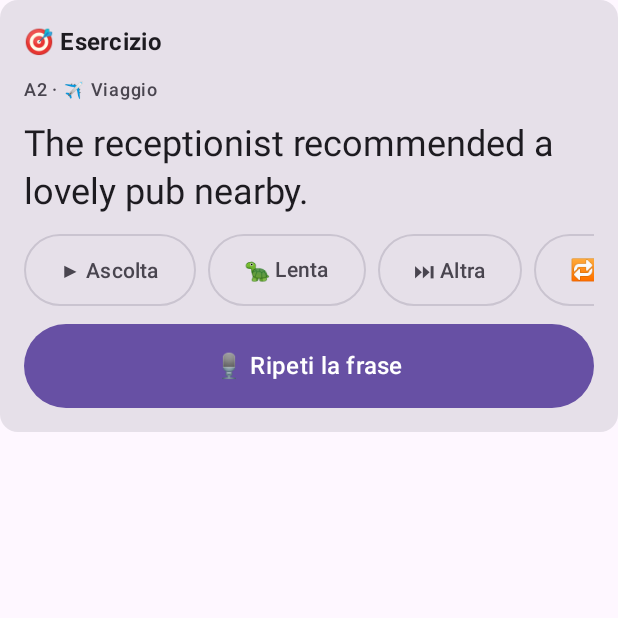
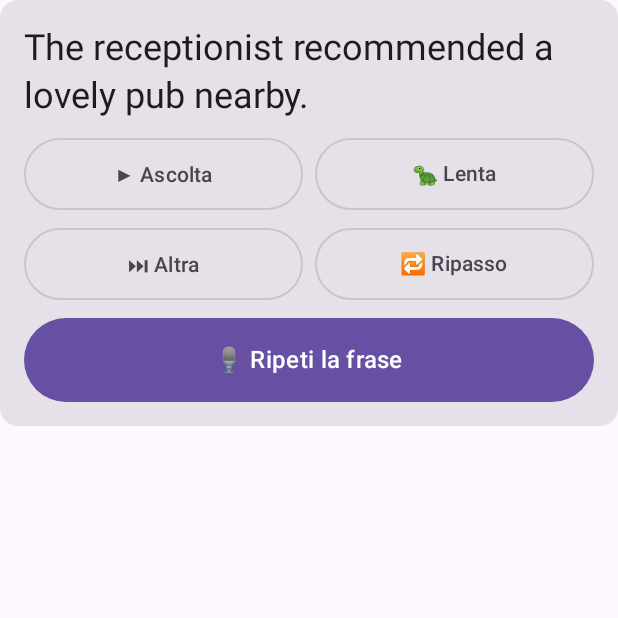
Before and after one commit to garsal1971/garsal-apps-public, an Android app built with Jetpack Compose: the composable Esercizio called with empty values, on a phone screen of 412 x 824 dp, the top half of it. Run offline under Robolectric (Android 15) with nearby library versions, the phone set to English and light mode, and no system bars.

Commit message:
ui: Pronuncia v1.14.0 — via i titoli, pulsanti su due righe
Co-Authored-By: Claude Opus 5.5 <noreply@anthropic.com>
Claude-Session: https://claude.ai/code/session_014wZfwF8TuVTDp3tqzw3Gj2

```diff
--- a/android-app/pronuncia/app/build.gradle
+++ b/android-app/pronuncia/app/build.gradle
@@ -19,8 +19,8 @@ android {
         applicationId "com.garsal.pronuncia"
         minSdk 26
         targetSdk 36
-        versionCode 14
-        versionName "1.13.0"
+        versionCode 15
+        versionName "1.14.0"
 
         // ⚠️ Solo arm64: lo Speech SDK di Azure si porta dentro le librerie native
         // per quattro ABI, e tenerle tutte vorrebbe dire un APK tre volte più
--- a/android-app/pronuncia/app/src/main/java/com/garsal/pronuncia/ui/Esercizio.kt
+++ b/android-app/pronuncia/app/src/main/java/com/garsal/pronuncia/ui/Esercizio.kt
@@ -178,35 +178,33 @@ fun Esercizio(parole: Boolean, livello: String?, tema: String?) {
 
     Card(Modifier.fillMaxWidth()) {
         Column(Modifier.padding(16.dp), verticalArrangement = Arrangement.spacedBy(12.dp)) {
-            Text("🎯 Esercizio", style = MaterialTheme.typography.titleMedium, fontWeight = FontWeight.Bold)
-
-
             val f = frase
             if (f == null) {
                 Text(if (parole) "Nessuna parola per questo filtro." else "Nessuna frase per questo filtro.")
             } else {
-                Text(
-                    "${f.livello} · ${Frasi.TEMI[f.tema] ?: f.tema}" + if (ripasso) " · 🔁 da ripassare" else "",
+                if (ripasso) Text(
+                    "🔁 da ripassare",
                     style = MaterialTheme.typography.labelMedium,
                     color = MaterialTheme.colorScheme.onSurfaceVariant,
                 )
                 Text(f.testo, style = MaterialTheme.typography.headlineSmall)
             }
 
-            Row(
-                Modifier.horizontalScroll(rememberScrollState()),
-                horizontalArrangement = Arrangement.spacedBy(8.dp),
-            ) {
-                OutlinedButton(onClick = { ascolta(false) }, enabled = libero && f != null, modifier = Modifier.heightIn(min = 48.dp)) {
+            // Due righe da due, larghe metà schermo: niente scorrimento di lato.
+            val largo = Modifier.heightIn(min = 48.dp)
+            Row(Modifier.fillMaxWidth(), horizontalArrangement = Arrangement.spacedBy(8.dp)) {
+                OutlinedButton(onClick = { ascolta(false) }, enabled = libero && f != null, modifier = largo.weight(1f)) {
                     Text("▶ Ascolta")
                 }
-                OutlinedButton(onClick = { ascolta(true) }, enabled = libero && f != null, modifier = Modifier.heightIn(min = 48.dp)) {
+                OutlinedButton(onClick = { ascolta(true) }, enabled = libero && f != null, modifier = largo.weight(1f)) {
                     Text("🐢 Lenta")
                 }
-                OutlinedButton(onClick = { nuova() }, enabled = libero, modifier = Modifier.heightIn(min = 48.dp)) {
+            }
+            Row(Modifier.fillMaxWidth(), horizontalArrangement = Arrangement.spacedBy(8.dp)) {
+                OutlinedButton(onClick = { nuova() }, enabled = libero, modifier = largo.weight(1f)) {
                     Text("⏭ Altra")
                 }
-                OutlinedButton(onClick = { ripassa() }, enabled = libero, modifier = Modifier.heightIn(min = 48.dp)) {
+                OutlinedButton(onClick = { ripassa() }, enabled = libero, modifier = largo.weight(1f)) {
                     Text("🔁 Ripasso")
                 }
             }
--- a/android-app/pronuncia/app/src/main/java/com/garsal/pronuncia/ui/ManiLibere.kt
+++ b/android-app/pronuncia/app/src/main/java/com/garsal/pronuncia/ui/ManiLibere.kt
@@ -75,12 +75,10 @@ fun ManiLibere(parole: Boolean) {
 
     Card(Modifier.fillMaxWidth()) {
         Column(Modifier.padding(16.dp), verticalArrangement = Arrangement.spacedBy(12.dp)) {
-            Text(if (parole) "🎧 Mani libere · parole" else "🎧 Mani libere", style = MaterialTheme.typography.titleMedium, fontWeight = FontWeight.Bold)
-
             if (s.attivo) {
                 s.frase?.let { f ->
-                    Text(
-                        "${f.livello} · ${Frasi.TEMI[f.tema] ?: f.tema}" + if (s.ripasso) " · 🔁 da ripassare" else "",
+                    if (s.ripasso) Text(
+                        "🔁 da ripassare",
                         style = MaterialTheme.typography.labelMedium,
                         color = MaterialTheme.colorScheme.onSurfaceVariant,
                     )
```
Also changed, not shown: 1 other file.
